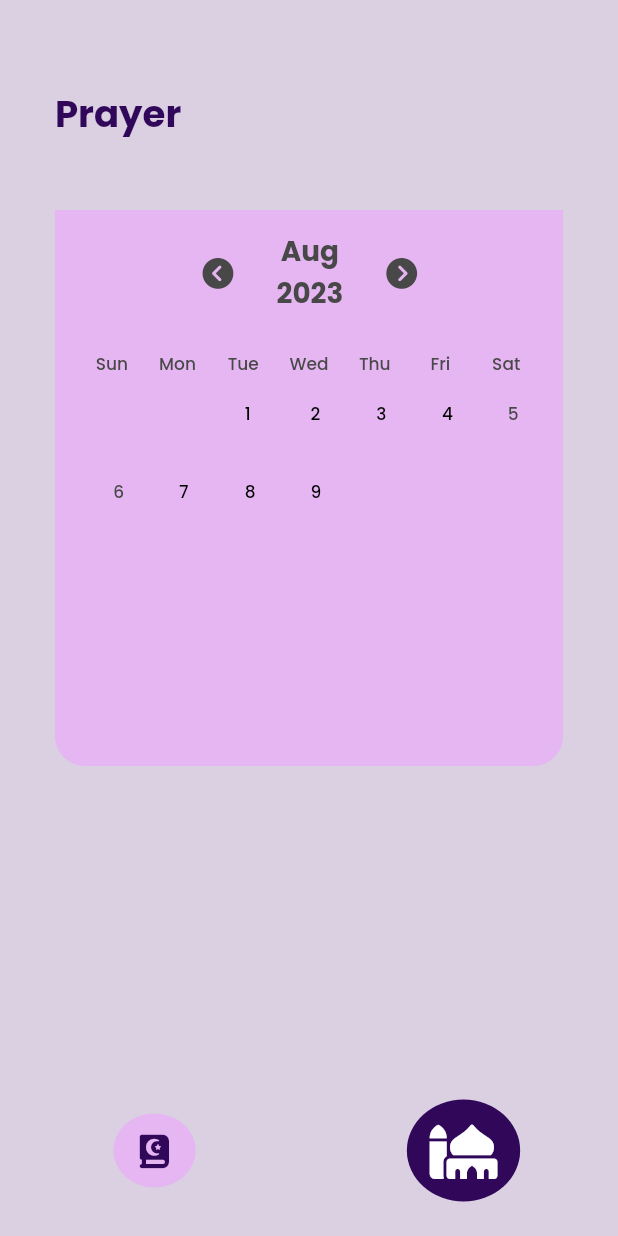
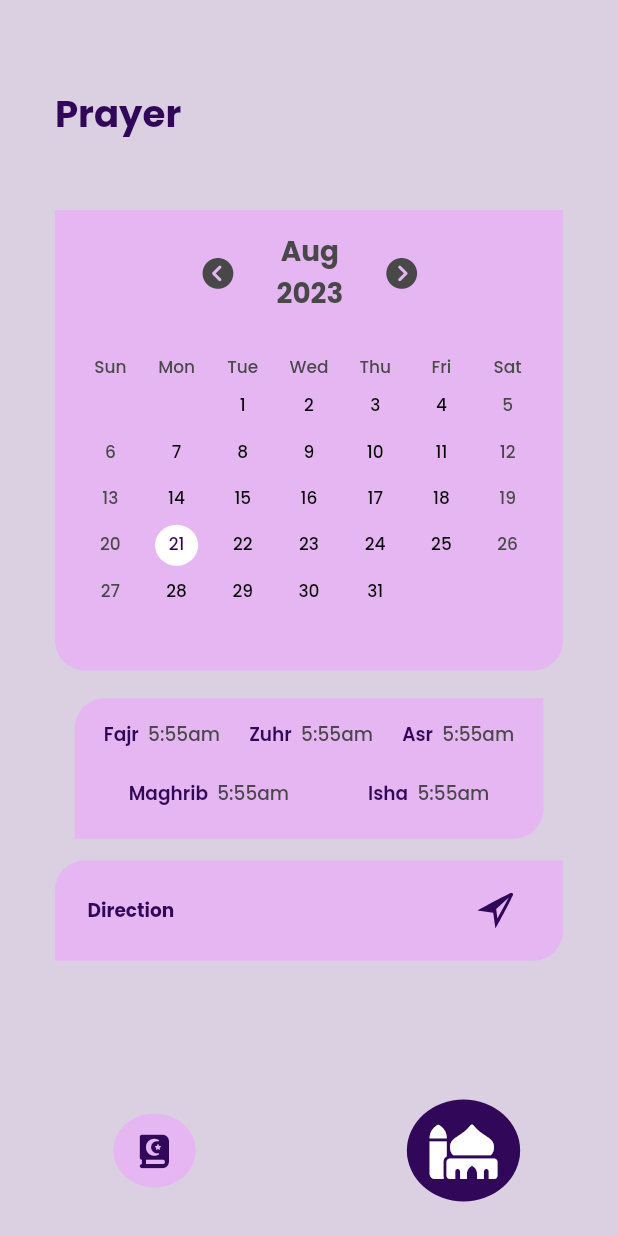
Before and after one commit to Basel85/Quran_app, a Flutter app: the screen it shows once a user with an empty profile is signed in, item 2 of the bottom bar chosen, on a phone screen of 412 x 824 dp. Run offline on Flutter 3.47's test engine with Material 2 defaults, Android fonts, the phone set to English and light mode, and no system bars; drawn by our look-alikes of table_calendar; our stand-ins replace firebase_auth, firebase_core, flutter_bloc, flutter_svg, font_awesome_flutter, google_fonts and 1 more; accounts and stored records are empty; generated files the repository leaves out were written again.

Commit message:
calendar UI finished and currently working on prayer times

```diff
--- a/lib/main.dart
+++ b/lib/main.dart
@@ -5,6 +5,7 @@ import 'package:flutter_gen/gen_l10n/app_localizations.dart';
 import 'package:quran_app/bussiness_logic/auth/auth_cubit.dart';
 import 'package:quran_app/bussiness_logic/my_bloc_observer.dart';
 import 'package:quran_app/presentation/cubits/bottom_navigation_bar/bottom_navigation_bar_cubit.dart';
+import 'package:quran_app/presentation/cubits/calendar/calendar_cubit.dart';
 import 'package:quran_app/presentation/cubits/password_visibility/password_visibility_cubit.dart';
 import 'package:quran_app/utils/app_themes.dart';
 import 'package:quran_app/utils/keys.dart';
@@ -22,7 +23,8 @@ void main() async {
       create: (context) => AuthCubit(),
     ),
     BlocProvider<BottomNavigationBarCubit>(
-        create: (context) => BottomNavigationBarCubit())
+        create: (context) => BottomNavigationBarCubit()),
+    BlocProvider<CalendarCubit>(create: (context) => CalendarCubit())
   ], child: const MyApp()));
 }
 
--- /dev/null
+++ b/lib/presentation/cubits/calendar/calendar_cubit.dart
@@ -0,0 +1,10 @@
+import 'package:flutter_bloc/flutter_bloc.dart';
+import 'package:quran_app/presentation/cubits/calendar/calendar_states.dart';
+
+class CalendarCubit extends Cubit<CalendarState> {
+  CalendarCubit() : super(CalendarInitial());
+  static CalendarCubit get(context) => BlocProvider.of(context);
+  void selectDay(DateTime focusedDay) {
+    emit(CalendarDaySelectedState(focusedDay));
+  }
+}
--- /dev/null
+++ b/lib/presentation/cubits/calendar/calendar_states.dart
@@ -0,0 +1,8 @@
+abstract class CalendarState {}
+
+class CalendarInitial extends CalendarState {}
+
+class CalendarDaySelectedState extends CalendarState {
+  final DateTime focusedDay;
+  CalendarDaySelectedState(this.focusedDay);
+}
--- a/lib/presentation/widgets/home/prayer_body.dart
+++ b/lib/presentation/widgets/home/prayer_body.dart
@@ -1,11 +1,20 @@
 import 'package:flutter/material.dart';
+import 'package:flutter_bloc/flutter_bloc.dart';
+import 'package:flutter_svg/flutter_svg.dart';
 import 'package:font_awesome_flutter/font_awesome_flutter.dart';
 import 'package:intl/intl.dart';
+import 'package:quran_app/presentation/cubits/calendar/calendar_cubit.dart';
+import 'package:quran_app/presentation/cubits/calendar/calendar_states.dart';
+import 'package:quran_app/presentation/widgets/prayer/prayer_times_component.dart';
+import 'package:quran_app/presentation/widgets/prayer/selected_and_today_day_builder.dart';
+import 'package:quran_app/utils/app_assets.dart';
 import 'package:quran_app/utils/app_themes.dart';
 import 'package:quran_app/utils/size_config.dart';
 import 'package:table_calendar/table_calendar.dart';
 
 class PrayerBody extends StatelessWidget {
+  static final EdgeInsetsGeometry horizontalMargin =
+      EdgeInsets.symmetric(horizontal: 32 * SizeConfig.horizontalBlock);
   const PrayerBody({super.key});
 
   @override
@@ -20,8 +29,8 @@ class PrayerBody extends StatelessWidget {
             height: 44 * SizeConfig.verticalBlock,
           ),
           Container(
-            margin: EdgeInsets.symmetric(
-                horizontal: 32 * SizeConfig.horizontalBlock),
+            margin: horizontalMargin,
+            height: 298 * SizeConfig.verticalBlock,
             decoration: const ShapeDecoration(
               color: AppThemes.color0xFFE5B6F2,
               shape: RoundedRectangleBorder(
@@ -31,22 +40,33 @@ class PrayerBody extends StatelessWidget {
                 ),
               ),
             ),
-            child: TableCalendar(
-
-              calendarBuilders: const CalendarBuilders(),
+            child: BlocBuilder<CalendarCubit, CalendarState>(
+              buildWhen: (previous, current) =>
+                  current is CalendarDaySelectedState,
+              builder: (_, state) => TableCalendar(
+                calendarBuilders: CalendarBuilders(
+                  selectedBuilder: (_, day, focusedDay) =>
+                      SelectedAndTodayDayBuilder(
+                    day: day,
+                    isToday: false,
+                  ),
+                  todayBuilder: (_, day, focusedDay) =>
+                      SelectedAndTodayDayBuilder(
+                    day: day,
+                  ),
+                ),
+                daysOfWeekHeight: 20 * SizeConfig.verticalBlock,
+                rowHeight: 30 * SizeConfig.verticalBlock,
                 calendarStyle: CalendarStyle(
-
-                cellMargin: EdgeInsets.symmetric(
-                    horizontal: 20 * SizeConfig.horizontalBlock,
-                    vertical: 13 * SizeConfig.verticalBlock),
                     weekendTextStyle:
                         AppThemes.color0xFF484848FontSize11FontWeightW500,
-                  defaultTextStyle: AppThemes.pureBlackFontSize11FontWeightW500,
-                  selectedTextStyle:
-                      AppThemes.color0xFF300759FontSize11FontWeightW500,
+                    defaultTextStyle:
+                        AppThemes.pureBlackFontSize11FontWeightW500,
                     outsideDaysVisible: false,
-                  tablePadding: EdgeInsets.symmetric(
-                      horizontal: 14 * SizeConfig.horizontalBlock),
+                    tablePadding: EdgeInsets.only(
+                      left: 13 * SizeConfig.horizontalBlock,
+                      right: 13 * SizeConfig.horizontalBlock,
+                    ),
                     weekNumberTextStyle:
                         AppThemes.color0xFF484848FontSize11FontWeightW500),
                 daysOfWeekStyle: DaysOfWeekStyle(
@@ -82,12 +102,84 @@ class PrayerBody extends StatelessWidget {
                     titleCentered: true,
                     titleTextStyle:
                         AppThemes.color0xFF484848FontSize18FontWeightW700),
-              focusedDay: DateTime.now(),
-              firstDay: DateTime.utc(2010, 10, 16),
-              lastDay: DateTime.utc(DateTime.now().year + 10, 10, 16),
+                focusedDay: state is CalendarDaySelectedState
+                    ? state.focusedDay
+                    : DateTime.now(),
+                firstDay: DateTime.utc(DateTime.now().year - 10),
+                lastDay: DateTime.utc(DateTime.now().year + 10),
                 calendarFormat: CalendarFormat.month,
+                selectedDayPredicate: (day) {
+                  return isSameDay(
+                      state is CalendarDaySelectedState
+                          ? state.focusedDay
+                          : DateTime.now(),
+                      day);
+                },
+                onDaySelected: (selectedDay, focustedDay) {
+                  if (!isSameDay(
+                      state is CalendarDaySelectedState
+                          ? state.focusedDay
+                          : DateTime.now(),
+                      selectedDay)) {
+                    CalendarCubit.get(context).selectDay(selectedDay);
+                  }
+                },
               ),
             ),
+          ),
+          SizedBox(
+            height: 18 * SizeConfig.verticalBlock,
+          ),
+          Container(
+              margin: horizontalMargin,
+              padding: EdgeInsets.only(
+                  top: 14 * SizeConfig.verticalBlock,
+                  left: 17 * SizeConfig.horizontalBlock,
+                  right: 17 * SizeConfig.horizontalBlock,
+                  bottom: 20 * SizeConfig.verticalBlock),
+              decoration:
+                  AppThemes.color0xFFE5B6F2BorderRadiusTopLeft20BottomRight20,
+              child: Wrap(
+                spacing: 17 * SizeConfig.horizontalBlock,
+                runSpacing: 20 * SizeConfig.verticalBlock,
+                alignment: WrapAlignment.spaceAround,
+                children: const [
+                  PrayerTimesComponent(prayer: "Fajr"),
+                  PrayerTimesComponent(prayer: "Zuhr"),
+                  PrayerTimesComponent(prayer: "Asr"),
+                  PrayerTimesComponent(prayer: "Maghrib"),
+                  PrayerTimesComponent(prayer: "Isha"),
+                ],
+              )),
+          SizedBox(
+            height: 14 * SizeConfig.verticalBlock,
+          ),
+          Container(
+            margin: horizontalMargin,
+            padding: EdgeInsets.only(
+                left: 19 * SizeConfig.horizontalBlock,
+                right: 28 * SizeConfig.horizontalBlock,
+                top: 21 * SizeConfig.verticalBlock,
+                bottom: 21 * SizeConfig.verticalBlock),
+            decoration:
+                AppThemes.color0xFFE5B6F2BorderRadiusTopLeft20BottomRight20,
+            child: Row(
+              crossAxisAlignment: CrossAxisAlignment.center,
+              mainAxisAlignment: MainAxisAlignment.spaceBetween,
+              children: [
+                Text(
+                  "Direction",
+                  textAlign: TextAlign.center,
+                  style: AppThemes.color0xFF300759FontSize12FontWeightW700,
+                ),
+                SvgPicture.asset(
+                  AppAssets.directionIcon,
+                  width: 23 * SizeConfig.horizontalBlock,
+                  height: 23 * SizeConfig.verticalBlock,
+                )
+              ],
+            ),
+          )
         ],
       ),
     );
--- /dev/null
+++ b/lib/presentation/widgets/prayer/prayer_times_component.dart
@@ -0,0 +1,26 @@
+import 'package:flutter/material.dart';
+import 'package:quran_app/utils/app_themes.dart';
+
+class PrayerTimesComponent extends StatelessWidget {
+  final String prayer;
+  const PrayerTimesComponent({super.key, required this.prayer});
+
+  @override
+  Widget build(BuildContext context) {
+    return Text.rich(
+      TextSpan(
+        children: [
+          TextSpan(
+            text: "$prayer ",
+            style: AppThemes.color0xFF300759FontSize12FontWeightW600
+          ),
+          TextSpan(
+            text: ' 5:55am',
+            style: AppThemes.color0xFF484848FontSize12FontWeightW500
+          ),
+        ],
+      ),
+      textAlign: TextAlign.center,
+    );
+  }
+}
--- /dev/null
+++ b/lib/presentation/widgets/prayer/selected_and_today_day_builder.dart
@@ -0,0 +1,30 @@
+import 'package:flutter/material.dart';
+import 'package:quran_app/utils/app_themes.dart';
+import 'package:quran_app/utils/size_config.dart';
+
+class SelectedAndTodayDayBuilder extends StatelessWidget {
+  final bool isToday;
+  final DateTime day;
+  const SelectedAndTodayDayBuilder(
+      {super.key, this.isToday = true, required this.day});
+
+  @override
+  Widget build(BuildContext context) {
+    return Center(
+      child: Container(
+        padding: EdgeInsets.symmetric(
+            horizontal: 8 * SizeConfig.horizontalBlock,
+            vertical: 5 * SizeConfig.verticalBlock),
+        decoration: ShapeDecoration(
+          color: isToday ? AppThemes.color0xFFDAD0E1 : AppThemes.pureWhite,
+          shape: const OvalBorder(),
+        ),
+        child: Text(
+          day.day.toString(),
+          textAlign: TextAlign.center,
+          style: AppThemes.color0xFF300759FontSize11FontWeightW500,
+        ),
+      ),
+    );
+  }
+}
--- a/lib/utils/app_assets.dart
+++ b/lib/utils/app_assets.dart
@@ -7,4 +7,5 @@ class AppAssets {
   static const String menuIcon = 'assets/icons/menu.svg';
   static const String helalIcon = 'assets/icons/helal.svg';
   static const String backIcon = 'assets/icons/back.svg';
+  static const String directionIcon = 'assets/icons/direction.svg';
 }
--- a/lib/utils/app_themes.dart
+++ b/lib/utils/app_themes.dart
@@ -28,6 +28,16 @@ class AppThemes {
     color: color0xFFE5B6F2,
     shape: RoundedRectangleBorder(
       borderRadius: BorderRadius.circular(10),
+    ),
+  );
+  static Decoration color0xFFE5B6F2BorderRadiusTopLeft20BottomRight20 =
+      const ShapeDecoration(
+    color: AppThemes.color0xFFE5B6F2,
+    shape: RoundedRectangleBorder(
+      borderRadius: BorderRadius.only(
+        topLeft: Radius.circular(20),
+        bottomRight: Radius.circular(20),
+      ),
     ),
   );
   // TEXT STYLES
@@ -143,4 +153,21 @@ class AppThemes {
     fontSize: 11 * _textRatio,
     fontWeight: FontWeight.w500,
   );
+  static TextStyle color0xFF300759FontSize12FontWeightW700 =
+      GoogleFonts.poppins(
+    color: color0xFF300759,
+    fontSize: 12 * _textRatio,
+    fontWeight: FontWeight.w700,
+  );
+  static TextStyle color0xFF300759FontSize12FontWeightW600 =
+      GoogleFonts.poppins(
+    color: color0xFF300759,
+    fontSize: 12 * _textRatio,
+    fontWeight: FontWeight.w600,
+  );
+  static TextStyle color0xFF484848FontSize12FontWeightW500 = GoogleFonts.poppins(
+    color: color0xFF484848,
+    fontSize: 12 * _textRatio,
+    fontWeight: FontWeight.w500,
+  );
 }
```
Also changed, not shown: assets/icons/direction.svg (added). Lines whose indentation alone changed are shown as unchanged.
